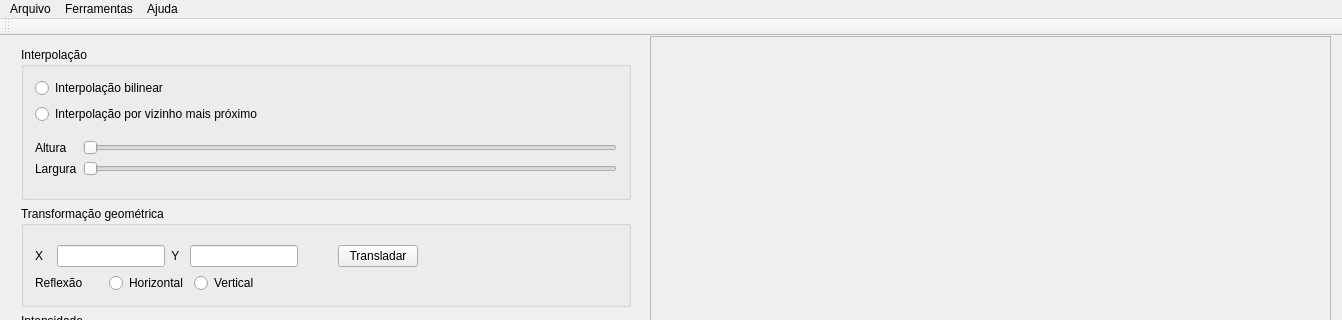
Above: qt/mainwindow.ui from herodrigues/cvip before the change; both pictures show x 0 to 1342 and y 0 to 320 of the 1342 by 710 pixel window. Below: the same form after it.
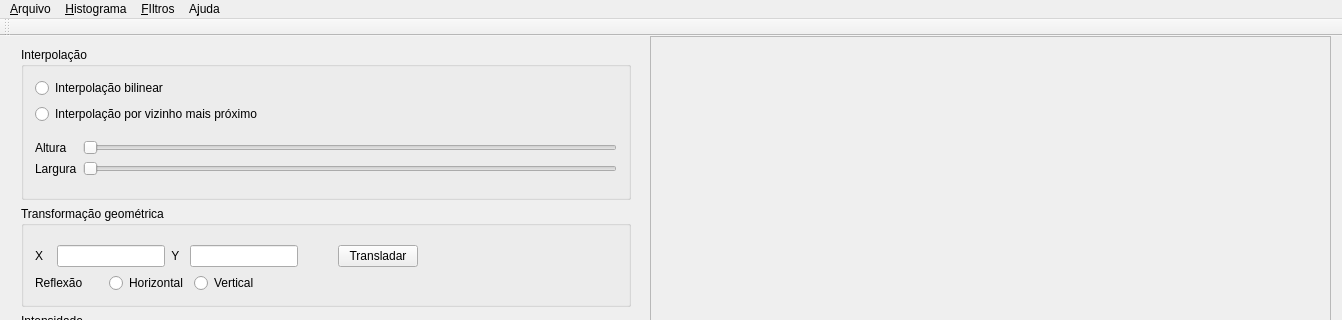
That is the form after the change.

Diff of the .ui file:
```diff
--- a/qt/mainwindow.ui
+++ b/qt/mainwindow.ui
@@ -735,20 +735,20 @@
    </property>
    <widget class="QMenu" name="menuFile">
     <property name="title">
-     <string>Arquivo</string>
+     <string>&amp;Arquivo</string>
     </property>
     <addaction name="actionOpenImage"/>
     <addaction name="actionQuit"/>
    </widget>
-   <widget class="QMenu" name="menuHel">
+   <widget class="QMenu" name="menuHelp">
     <property name="title">
-     <string>Ajuda</string>
+     <string>A&amp;juda</string>
     </property>
     <addaction name="actionAbout"/>
    </widget>
-   <widget class="QMenu" name="menuHistograma">
+   <widget class="QMenu" name="menuFIltros">
     <property name="title">
-     <string>Ferramentas</string>
+     <string>&amp;FIltros</string>
     </property>
     <widget class="QMenu" name="menuHistograma_2">
      <property name="title">
@@ -759,10 +759,20 @@
     </widget>
     <addaction name="menuHistograma_2"/>
     <addaction name="actionMedianFilter"/>
+    <addaction name="menuFiltro_laplaciano"/>
+    <addaction name="actionSobelDetector"/>
+   </widget>
+   <widget class="QMenu" name="menuHistograam">
+    <property name="title">
+     <string>&amp;Histograma</string>
+    </property>
+    <addaction name="actionOriginal"/>
+    <addaction name="actionEqualized"/>
    </widget>
    <addaction name="menuFile"/>
-   <addaction name="menuHistograma"/>
-   <addaction name="menuHel"/>
+   <addaction name="menuHistograam"/>
+   <addaction name="menuFIltros"/>
+   <addaction name="menuHelp"/>
   </widget>
   <widget class="QToolBar" name="mainToolBar">
    <attribute name="toolBarArea">
```
Left out of the diff: 36 changed lines with no effect on the pictures.
